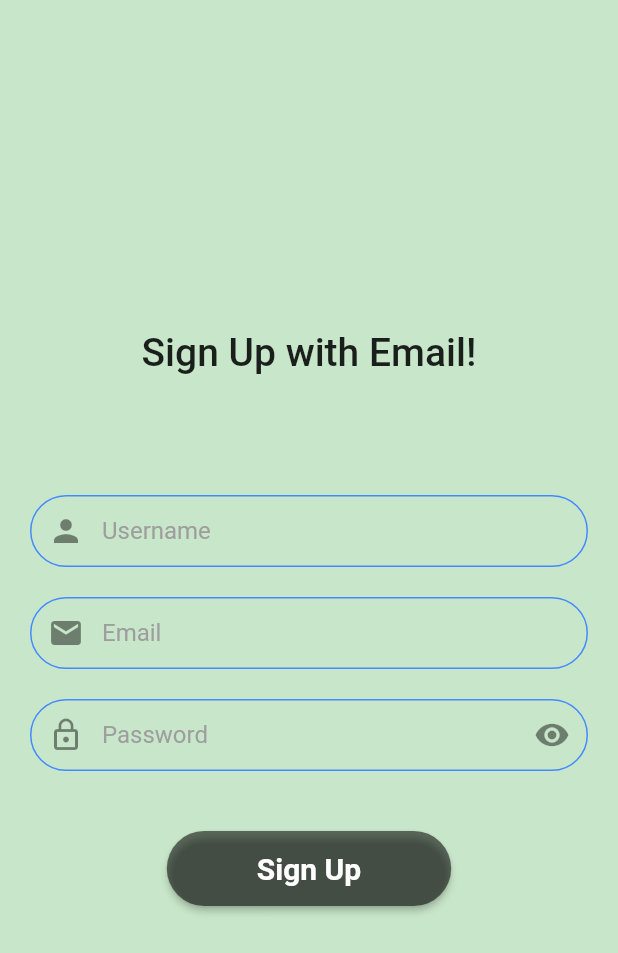
After one commit to mysterio0801/Blogieee, a Flutter app: the screen it shows after launch, after a tap on "Sign up with Email", on a phone screen of 412 x 824 dp. The commit adds this screen. Shown: the top 953 px of the screen. Run offline on Flutter 3.47's test engine with Material 2 defaults, Android fonts, the phone set to English and light mode, and no system bars.

Commit message:
Update signup screen and backend deployed on heroku

```diff
--- /dev/null
+++ b/Frontend/blogiee/lib/NetworkHandler.dart
@@ -0,0 +1 @@
+import 'package:http/http.dart';
--- a/Frontend/blogiee/lib/main.dart
+++ b/Frontend/blogiee/lib/main.dart
@@ -1,4 +1,5 @@
 import 'package:blogiee/screens/welcome_screen.dart';
+import 'package:blogiee/utilities/constants.dart';
 import 'package:flutter/material.dart';
 
 void main() {
@@ -10,6 +11,7 @@ class MyApp extends StatelessWidget {
   Widget build(BuildContext context) {
     return MaterialApp(
       debugShowCheckedModeBanner: false,
+      theme: OurTheme().buildTheme(),
        home: WelcomeSceen(),
     );
   }
--- /dev/null
+++ b/Frontend/blogiee/lib/screens/signup_screen.dart
@@ -0,0 +1,118 @@
+import 'dart:ui';
+import 'package:flutter/material.dart';
+
+bool _isPasswordVisible = true;
+
+@override
+void initState(){
+  _isPasswordVisible = false;
+}
+
+class SignupScreen extends StatefulWidget {
+  @override
+  _SignupScreenState createState() => _SignupScreenState();
+}
+
+class _SignupScreenState extends State<SignupScreen> {
+  final _globalkey = GlobalKey<FormState>();
+  @override
+  Widget build(BuildContext context) {
+    return Scaffold(
+      body: Container(
+        height: MediaQuery.of(context).size.height,
+        width: MediaQuery.of(context).size.width,
+        decoration: BoxDecoration(color: Colors.green[100]),
+        child: Padding(
+          padding: const EdgeInsets.all(20.0),
+          child: Form(
+            key: _globalkey,
+            child: Column(
+              mainAxisAlignment: MainAxisAlignment.center,
+              children: [
+                Text("Sign Up with Email!",
+                  style: TextStyle(fontSize: 26.0, fontWeight: FontWeight.w500),
+                ),
+                SizedBox(height: 80.0),
+                TextFormField(
+                  validator: (value)
+                  {
+                    if(value.isEmpty){
+                      return "Username cannot be empty";
+                    }
+                    return null;
+                  },
+                  decoration: InputDecoration(
+                    hintText: "Username",
+                    prefixIcon: Icon(Icons.person),
+                  ),
+                ),
+                SizedBox(height: 20.0),
+                TextFormField(
+                  validator: (value)
+                  {
+                    if(value.isEmpty){
+                      return "Email cannot be empty";
+                    }
+                    if(!value.contains('@')){
+                      return "Email is invalid";
+                    }
+                    return null;
+                  },
+                  decoration: InputDecoration(
+                    hintText: "Email",
+                    prefixIcon: Icon(Icons.email),
+                  ),
+                ),
+                SizedBox(height: 20.0),
+                TextFormField(
+                  validator: (value)
+                  {
+                    if(value.isEmpty){
+                      return "Password cannot be empty";
+                    }
+                    if(value.length < 8){
+                      return "Password length cannot be less than 8";
+                    }
+                    return null;
+                  },
+                  obscureText: _isPasswordVisible,
+                  decoration: InputDecoration(
+                    hintText: "Password",
+                    prefixIcon: Icon(Icons.lock_outline),
+                    suffixIcon: IconButton(
+                      icon: Icon(
+                        _isPasswordVisible ? Icons.visibility : Icons.visibility_off),
+                      onPressed: () {
+                        setState(() {
+                          _isPasswordVisible = !_isPasswordVisible;
+                        });
+                      },
+                    ),
+                  ),
+                ),
+                SizedBox(height: 40.0),
+                RaisedButton(
+                  onPressed: (){
+                    if(_globalkey.currentState.validate()){
+                      print("Validated");
+                    }
+                  },
+                  child: Padding(
+                    padding: EdgeInsets.symmetric(horizontal: 40.0, vertical: 10.0),
+                    child: Text("Sign Up",
+                      style: TextStyle(
+                        color: Colors.white,
+                        fontSize: 20.0,
+                        fontWeight: FontWeight.bold,
+                      ),
+                    ),
+                  ),
+                ),
+              ],
+            ),
+          ),
+        ),
+      ),
+    );
+  }
+}
--- a/Frontend/blogiee/lib/screens/welcome_screen.dart
+++ b/Frontend/blogiee/lib/screens/welcome_screen.dart
@@ -1,4 +1,5 @@
 import 'dart:ui';
+import 'package:blogiee/screens/signup_screen.dart';
 import 'package:flutter/material.dart';
 
 class WelcomeSceen extends StatefulWidget {
@@ -34,11 +35,11 @@ class _WelcomeSceenState extends State<WelcomeSceen> {
                 ),
               ),
               SizedBox(height: 40.0),
-              boxContainer("assets/google.png", "Sign up with Google"),
+              boxContainer("assets/google.png", "Sign up with Google", null),
               SizedBox(height: 20.0),
-              boxContainer("assets/fb.png", "Sign up with Facebook"),
+              boxContainer("assets/fb.png", "Sign up with Facebook", null),
               SizedBox(height: 20.0),
-              boxContainer("assets/icons8-important-mail-96 (4) - Copy.png", "Sign up with Email"),
+              boxContainer("assets/icons8-important-mail-96 (4) - Copy.png", "Sign up with Email", onEmailClick),
               SizedBox(height: 10.0),
               Row(
                 mainAxisAlignment: MainAxisAlignment.center,
@@ -58,8 +59,15 @@ class _WelcomeSceenState extends State<WelcomeSceen> {
       ),
     );
   }
-  Widget boxContainer(String path, String text) {
-    return Container(
+
+  onEmailClick(){
+    Navigator.of(context).push(MaterialPageRoute(builder: (context) => SignupScreen()));
+  }
+
+  Widget boxContainer(String path, String text, onClick) {
+    return FlatButton(
+      onPressed: onClick,
+      child: Container(
       height: 60.0,
       width: MediaQuery.of(context).size.width - 140,
       child: Card(
@@ -80,6 +88,7 @@ class _WelcomeSceenState extends State<WelcomeSceen> {
           ),
         ),
       ),
+        ),
     );
   }
 }
--- /dev/null
+++ b/Frontend/blogiee/lib/utilities/constants.dart
@@ -0,0 +1,32 @@
+import 'package:flutter/material.dart';
+
+class OurTheme {
+  ThemeData buildTheme() {
+    return ThemeData(
+      inputDecorationTheme: InputDecorationTheme(
+        hintStyle: TextStyle(color: Colors.grey),
+        contentPadding: EdgeInsets.symmetric(vertical: 10.0, horizontal: 20.0),
+        border: OutlineInputBorder(
+          borderRadius: BorderRadius.all(Radius.circular(32.0)),
+        ),
+        enabledBorder: OutlineInputBorder(
+          borderSide: BorderSide(color: Colors.blueAccent, width: 1.0),
+          borderRadius: BorderRadius.all(Radius.circular(32.0)),
+        ),
+        focusedBorder: OutlineInputBorder(
+          borderSide: BorderSide(color: Colors.blueAccent, width: 2.0),
+          borderRadius: BorderRadius.all(Radius.circular(32.0)),
+        ),
+      ),
+      buttonTheme: ButtonThemeData(
+        buttonColor: Colors.black54,
+        padding: EdgeInsets.symmetric(horizontal: 20.0),
+        minWidth: 150.0,
+        height: 50.0,
+        shape: RoundedRectangleBorder(
+          borderRadius: BorderRadius.circular(40.0),
+        ),
+      ),
+    );
+  }
+}
--- a/Frontend/blogiee/pubspec.yaml
+++ b/Frontend/blogiee/pubspec.yaml
@@ -27,6 +27,8 @@ dependencies:
   # The following adds the Cupertino Icons font to your application.
   # Use with the CupertinoIcons class for iOS style icons.
   cupertino_icons: ^1.0.0
+  google_fonts: ^1.1.2
+  http: ^0.12.2
 
 dev_dependencies:
   flutter_test:
```
Also changed, not shown: Frontend/blogiee/pubspec.lock, 3 other files.
